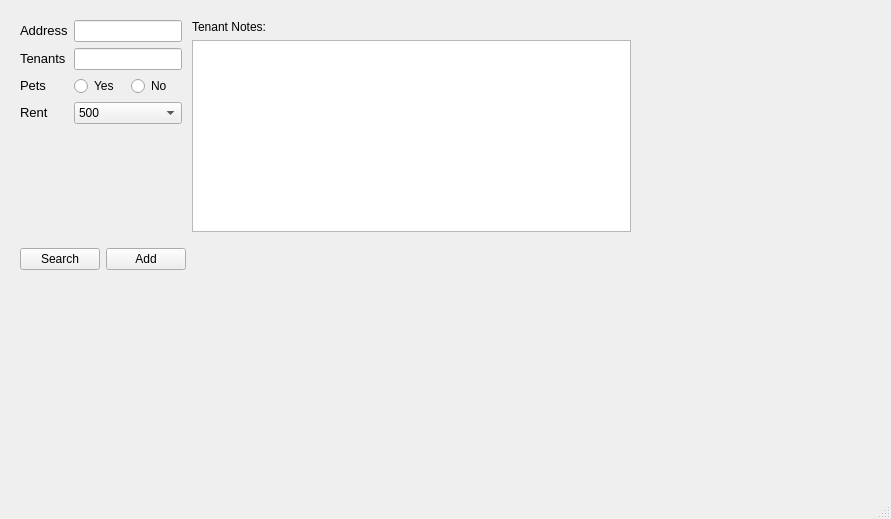
Old version of the form view.ui in the repository chuky402/Rental_Tracker.
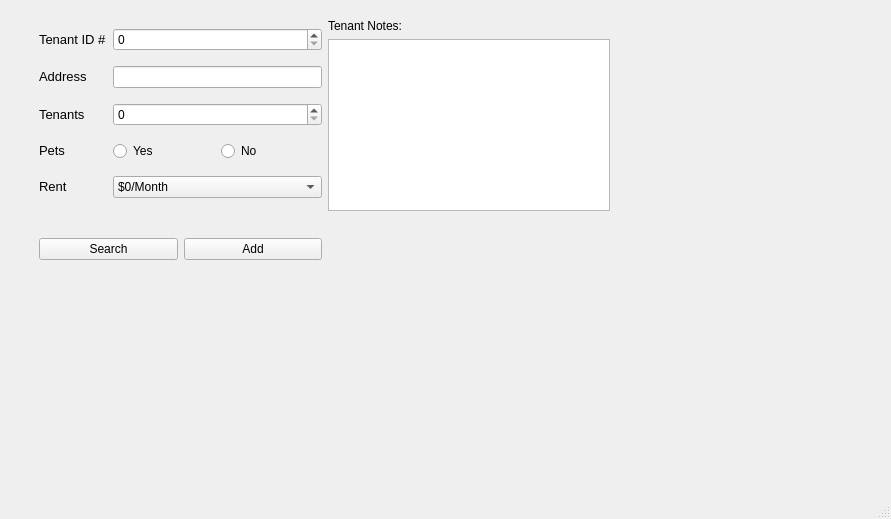
New version of the form.

Commit message: Added a functional Gui along with the add button grabbing the information and storing it to variables.

```diff
--- a/view.ui
+++ b/view.ui
@@ -11,46 +11,77 @@
    </rect>
   </property>
   <property name="windowTitle">
-   <string>MainWindow</string>
+   <string>Tenant Portal</string>
+  </property>
+  <property name="autoFillBackground">
+   <bool>false</bool>
+  </property>
+  <property name="documentMode">
+   <bool>false</bool>
+  </property>
+  <property name="tabShape">
+   <enum>QTabWidget::Triangular</enum>
   </property>
   <widget class="QWidget" name="centralwidget">
    <widget class="QWidget" name="formLayoutWidget">
     <property name="geometry">
      <rect>
-      <x>20</x>
-      <y>10</y>
-      <width>611</width>
-      <height>271</height>
+      <x>39</x>
+      <y>19</y>
+      <width>571</width>
+      <height>241</height>
      </rect>
     </property>
-    <layout class="QFormLayout" name="formLayout">
+    <layout class="QGridLayout" name="gridLayout_2">
+     <item row="0" column="1">
+      <layout class="QVBoxLayout" name="verticalLayout">
+       <item>
+        <widget class="QLabel" name="label_5">
+         <property name="text">
+          <string>Tenant Notes:</string>
+         </property>
+        </widget>
+       </item>
+       <item>
+        <widget class="QTextEdit" name="tenant_notes">
+         <property name="html">
+          <string>&lt;!DOCTYPE HTML PUBLIC &quot;-//W3C//DTD HTML 4.0//EN&quot; &quot;http://www.w3.org/TR/REC-html40/strict.dtd&quot;&gt;
+&lt;html&gt;&lt;head&gt;&lt;meta name=&quot;qrichtext&quot; content=&quot;1&quot; /&gt;&lt;style type=&quot;text/css&quot;&gt;
+p, li { white-space: pre-wrap; }
+&lt;/style&gt;&lt;/head&gt;&lt;body style=&quot; font-family:'MS Shell Dlg 2'; font-size:7.8pt; font-weight:400; font-style:normal;&quot;&gt;
+&lt;p style=&quot;-qt-paragraph-type:empty; margin-top:0px; margin-bottom:0px; margin-left:0px; margin-right:0px; -qt-block-indent:0; text-indent:0px;&quot;&gt;&lt;br /&gt;&lt;/p&gt;&lt;/body&gt;&lt;/html&gt;</string>
+         </property>
+        </widget>
+       </item>
+      </layout>
+     </item>
      <item row="0" column="0">
       <layout class="QGridLayout" name="gridLayout">
        <property name="sizeConstraint">
         <enum>QLayout::SetNoConstraint</enum>
        </property>
-       <item row="0" column="0">
+       <item row="1" column="0">
         <widget class="QLabel" name="label">
          <property name="text">
           <string>&lt;html&gt;&lt;head/&gt;&lt;body&gt;&lt;p&gt;&lt;span style=&quot; font-size:10pt;&quot;&gt;Address&lt;/span&gt;&lt;/p&gt;&lt;/body&gt;&lt;/html&gt;</string>
          </property>
         </widget>
        </item>
-       <item row="4" column="0">
+       <item row="5" column="0">
         <widget class="QLabel" name="label_4">
          <property name="text">
           <string>&lt;html&gt;&lt;head/&gt;&lt;body&gt;&lt;p&gt;&lt;span style=&quot; font-size:10pt;&quot;&gt;Rent&lt;/span&gt;&lt;/p&gt;&lt;/body&gt;&lt;/html&gt;</string>
          </property>
         </widget>
        </item>
-       <item row="3" column="0">
+       <item row="4" column="0">
         <widget class="QLabel" name="label_3">
          <property name="text">
           <string>&lt;html&gt;&lt;head/&gt;&lt;body&gt;&lt;p&gt;&lt;span style=&quot; font-size:10pt;&quot;&gt;Pets&lt;/span&gt;&lt;/p&gt;&lt;/body&gt;&lt;/html&gt;</string>
          </property>
         </widget>
        </item>
-       <item row="1" column="0">
+       <item row="2" column="0">
         <widget class="QLabel" name="label_2">
          <property name="text">
           <string>&lt;html&gt;&lt;head/&gt;&lt;body&gt;&lt;p&gt;&lt;span style=&quot; font-size:10pt;&quot;&gt;Tenants&lt;/span&gt;&lt;/p&gt;&lt;/body&gt;&lt;/html&gt;</string>
@@ -58,20 +89,17 @@
         </widget>
        </item>
        <item row="1" column="1">
-        <widget class="QLineEdit" name="input_tenant"/>
-       </item>
-       <item row="0" column="1">
         <widget class="QLineEdit" name="input_address">
          <property name="text">
           <string/>
          </property>
         </widget>
        </item>
-       <item row="4" column="1">
+       <item row="5" column="1">
         <widget class="QComboBox" name="combo_rent">
          <item>
           <property name="text">
-           <string>500</string>
+           <string>$0/Month</string>
           </property>
          </item>
          <item>
@@ -101,7 +129,7 @@
          </item>
         </widget>
        </item>
-       <item row="3" column="1">
+       <item row="4" column="1">
         <layout class="QHBoxLayout" name="horizontalLayout">
          <property name="sizeConstraint">
           <enum>QLayout::SetNoConstraint</enum>
@@ -115,6 +143,12 @@
          </item>
          <item>
           <widget class="QRadioButton" name="option_pet_no">
+           <property name="enabled">
+            <bool>true</bool>
+           </property>
+           <property name="autoFillBackground">
+            <bool>true</bool>
+           </property>
            <property name="text">
             <string>No</string>
            </property>
@@ -122,23 +156,33 @@
          </item>
         </layout>
        </item>
-      </layout>
-     </item>
-     <item row="0" column="1">
-      <layout class="QVBoxLayout" name="verticalLayout">
-       <item>
-        <widget class="QLabel" name="label_5">
+       <item row="2" column="1">
+        <widget class="QSpinBox" name="number_tenants">
+         <property name="inputMethodHints">
+          <set>Qt::ImhDigitsOnly</set>
+         </property>
+         <property name="maximum">
+          <number>15</number>
+         </property>
+        </widget>
+       </item>
+       <item row="0" column="0">
+        <widget class="QLabel" name="label_7">
          <property name="text">
-          <string>Tenant Notes:</string>
+          <string>&lt;html&gt;&lt;head/&gt;&lt;body&gt;&lt;p&gt;&lt;span style=&quot; font-size:10pt;&quot;&gt;Tenant ID #&lt;/span&gt;&lt;/p&gt;&lt;/body&gt;&lt;/html&gt;</string>
          </property>
         </widget>
        </item>
-       <item>
-        <widget class="QTextEdit" name="textEdit"/>
+       <item row="0" column="1">
+        <widget class="QSpinBox" name="id_number">
+         <property name="maximum">
+          <number>25</number>
+         </property>
+        </widget>
        </item>
       </layout>
      </item>
-     <item row="1" column="0">
+     <item row="2" column="0">
       <layout class="QHBoxLayout" name="horizontalLayout_2">
        <item>
         <widget class="QPushButton" name="button_search">
@@ -156,6 +200,19 @@
        </item>
       </layout>
      </item>
+     <item row="1" column="0" colspan="2">
+      <spacer name="verticalSpacer">
+       <property name="orientation">
+        <enum>Qt::Vertical</enum>
+       </property>
+       <property name="sizeHint" stdset="0">
+        <size>
+         <width>20</width>
+         <height>40</height>
+        </size>
+       </property>
+      </spacer>
+     </item>
     </layout>
    </widget>
   </widget>
```
Left out of the diff: 19 changed lines with no effect on the pictures. The commit also changes 3 other files.
